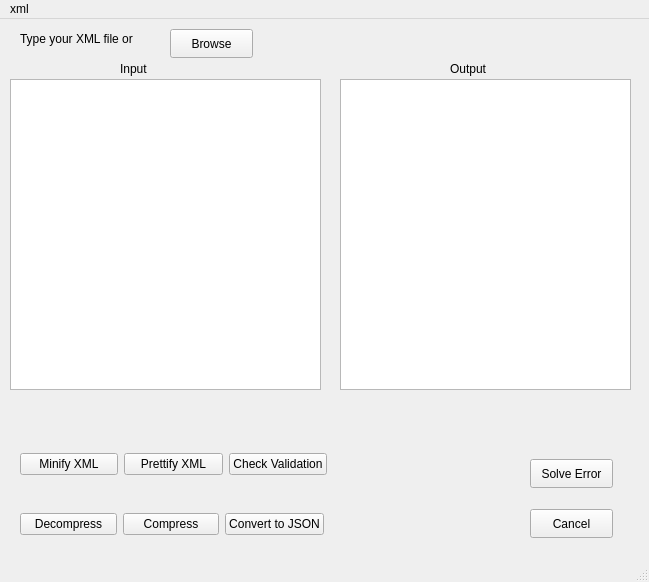
Above: GUI/mainwindow.ui from Jovany-20/XML-DSA-PROJECT before the change. Below: the same form after it.
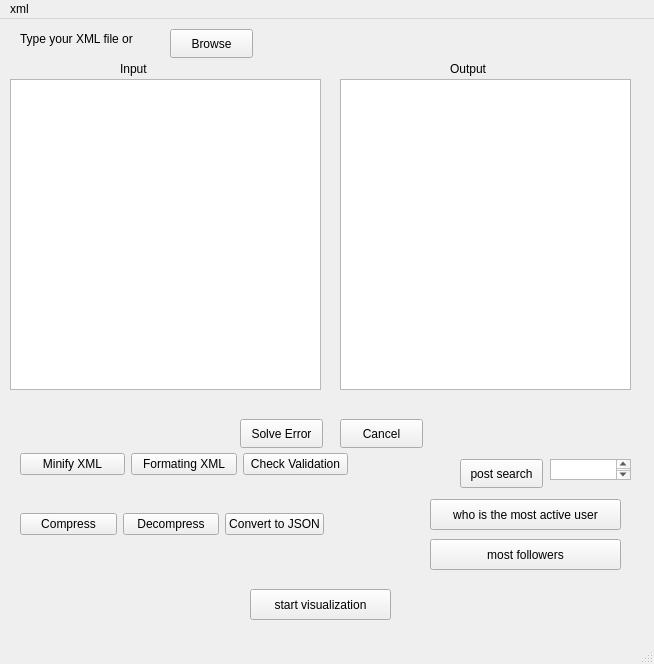
That is the form after the change.

```diff
--- a/GUI/mainwindow.ui
+++ b/GUI/mainwindow.ui
@@ -6,8 +6,8 @@
    <rect>
     <x>0</x>
     <y>0</y>
-    <width>649</width>
-    <height>582</height>
+    <width>654</width>
+    <height>664</height>
    </rect>
   </property>
   <property name="windowTitle">
@@ -30,8 +30,8 @@
    <widget class="QPushButton" name="pushButton_3">
     <property name="geometry">
      <rect>
-      <x>530</x>
-      <y>440</y>
+      <x>240</x>
+      <y>400</y>
       <width>83</width>
       <height>29</height>
      </rect>
@@ -43,8 +43,8 @@
    <widget class="QPushButton" name="pushButton_9">
     <property name="geometry">
      <rect>
-      <x>530</x>
-      <y>490</y>
+      <x>340</x>
+      <y>400</y>
       <width>83</width>
       <height>29</height>
      </rect>
@@ -117,7 +117,7 @@
      <rect>
       <x>20</x>
       <y>430</y>
-      <width>307</width>
+      <width>328</width>
       <height>31</height>
      </rect>
     </property>
@@ -132,7 +132,7 @@
      <item>
       <widget class="QPushButton" name="pushButton_4">
        <property name="text">
-        <string>Prettify XML</string>
+        <string>Formating XML</string>
        </property>
       </widget>
      </item>
@@ -155,13 +155,6 @@
      </rect>
     </property>
     <layout class="QHBoxLayout" name="horizontalLayout_2">
-     <item>
-      <widget class="QPushButton" name="decompressButton">
-       <property name="text">
-        <string>Decompress</string>
-       </property>
-      </widget>
-     </item>
      <item>
       <widget class="QPushButton" name="compressButton">
        <property name="text">
@@ -169,6 +162,13 @@
        </property>
       </widget>
      </item>
+     <item>
+      <widget class="QPushButton" name="decompressButton">
+       <property name="text">
+        <string>Decompress</string>
+       </property>
+      </widget>
+     </item>
      <item>
       <widget class="QPushButton" name="convertToJSONButton">
        <property name="text">
@@ -178,13 +178,75 @@
      </item>
     </layout>
    </widget>
+   <widget class="QPushButton" name="searchButton">
+    <property name="geometry">
+     <rect>
+      <x>460</x>
+      <y>440</y>
+      <width>83</width>
+      <height>29</height>
+     </rect>
+    </property>
+    <property name="text">
+     <string>post search</string>
+    </property>
+   </widget>
+   <widget class="QPlainTextEdit" name="searchKeyword">
+    <property name="geometry">
+     <rect>
+      <x>550</x>
+      <y>440</y>
+      <width>81</width>
+      <height>21</height>
+     </rect>
+    </property>
+   </widget>
+   <widget class="QPushButton" name="sartVisualizationButton">
+    <property name="geometry">
+     <rect>
+      <x>250</x>
+      <y>570</y>
+      <width>141</width>
+      <height>31</height>
+     </rect>
+    </property>
+    <property name="text">
+     <string>start visualization</string>
+    </property>
+   </widget>
+   <widget class="QPushButton" name="mostActiveUserButton">
+    <property name="geometry">
+     <rect>
+      <x>430</x>
+      <y>480</y>
+      <width>191</width>
+      <height>31</height>
+     </rect>
+    </property>
+    <property name="text">
+     <string>who is the most active user</string>
+    </property>
+   </widget>
+   <widget class="QPushButton" name="mostActiveUserButton_2">
+    <property name="geometry">
+     <rect>
+      <x>430</x>
+      <y>520</y>
+      <width>191</width>
+      <height>31</height>
+     </rect>
+    </property>
+    <property name="text">
+     <string>most followers</string>
+    </property>
+   </widget>
   </widget>
   <widget class="QMenuBar" name="menubar">
    <property name="geometry">
     <rect>
      <x>0</x>
      <y>0</y>
-     <width>649</width>
+     <width>654</width>
      <height>25</height>
     </rect>
    </property>
```
